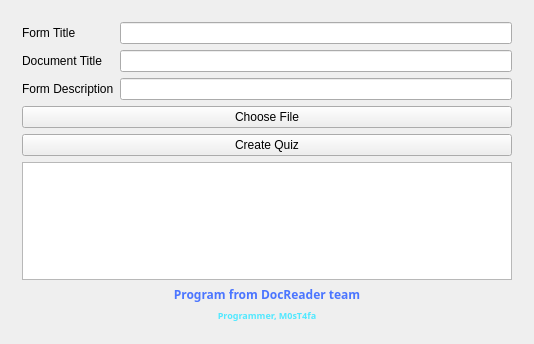
Old version of the form include/docreaderquizzes.ui in the repository M0ST4FA/DocReaderQuizzes.
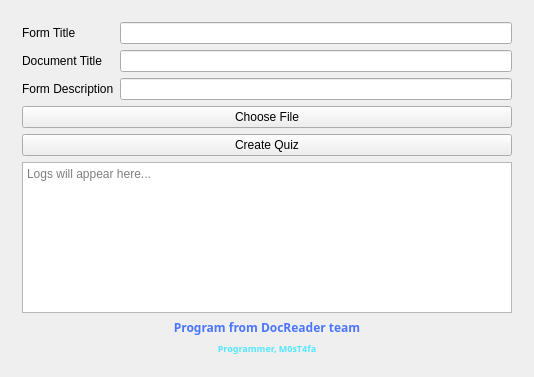
New version of the form.

Diff of the .ui file:
```diff
--- a/include/docreaderquizzes.ui
+++ b/include/docreaderquizzes.ui
@@ -7,9 +7,15 @@
     <x>0</x>
     <y>0</y>
     <width>534</width>
-    <height>344</height>
+    <height>377</height>
    </rect>
   </property>
+  <property name="sizePolicy">
+   <sizepolicy hsizetype="Preferred" vsizetype="Ignored">
+    <horstretch>0</horstretch>
+    <verstretch>0</verstretch>
+   </sizepolicy>
+  </property>
   <property name="windowTitle">
    <string>DocReaderQuizzes</string>
   </property>
@@ -151,9 +157,15 @@
        </item>
        <item>
         <widget class="QTextEdit" name="reportingTextEdit">
+         <property name="autoFillBackground">
+          <bool>false</bool>
+         </property>
          <property name="readOnly">
           <bool>true</bool>
          </property>
+         <property name="placeholderText">
+          <string>Logs will appear here...</string>
+         </property>
         </widget>
        </item>
        <item>
```
Left out of the diff: 6 changed lines with no effect on the pictures.
